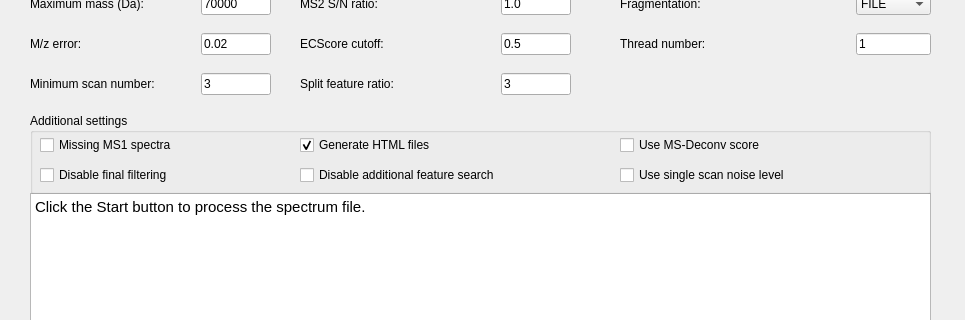
This is src/gui/topfd/topfddialog.ui in toppic-suite/toppic-suite as Qt 5 draws it before an edit; both pictures show x 0 to 965 and y 217 to 537 of the 965 by 630 pixel window. The edited form follows.
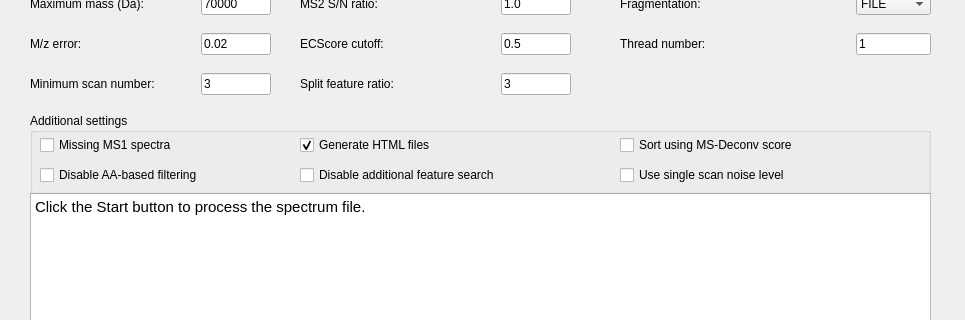
This is the edited form. Icons and pictures are not drawn.

```diff
--- a/src/gui/topfd/topfddialog.ui
+++ b/src/gui/topfd/topfddialog.ui
@@ -633,18 +633,24 @@
       <rect>
        <x>10</x>
        <y>50</y>
-       <width>201</width>
+       <width>211</width>
        <height>25</height>
       </rect>
      </property>
      <layout class="QHBoxLayout" name="horizontalLayout_11">
       <item>
        <widget class="QCheckBox" name="disableFilteringCheckBox">
+        <property name="maximumSize">
+         <size>
+          <width>259</width>
+          <height>16777215</height>
+         </size>
+        </property>
         <property name="acceptDrops">
          <bool>false</bool>
         </property>
         <property name="text">
-         <string>Disable final filtering</string>
+         <string>Disable AA-based filtering</string>
         </property>
         <property name="checkable">
          <bool>true</bool>
@@ -689,7 +695,7 @@
       <rect>
        <x>590</x>
        <y>20</y>
-       <width>221</width>
+       <width>234</width>
        <height>25</height>
       </rect>
      </property>
@@ -706,7 +712,7 @@
          <bool>false</bool>
         </property>
         <property name="text">
-         <string>Use MS-Deconv score</string>
+         <string>Sort using MS-Deconv score</string>
         </property>
         <property name="checkable">
          <bool>true</bool>
```
